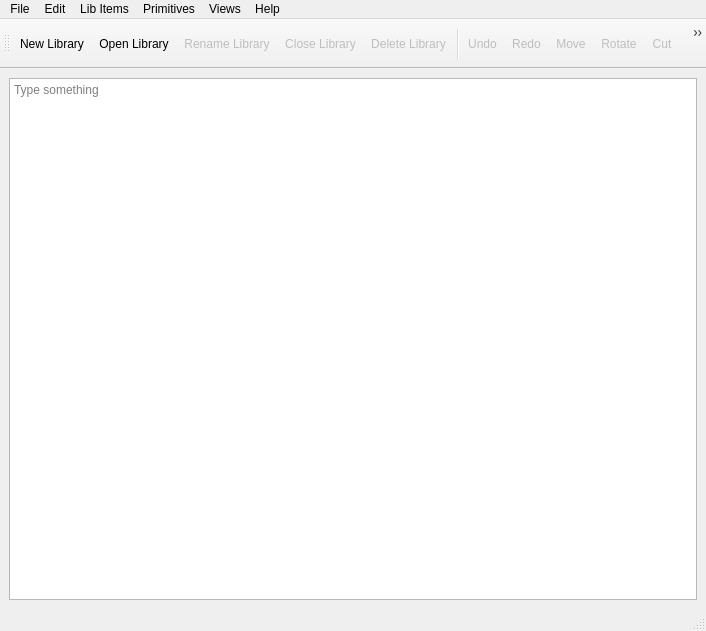
This is src/ui/libwindow.ui in sonicsmooth/eellamaqt as Qt 5 draws it before an edit. The edited form follows.
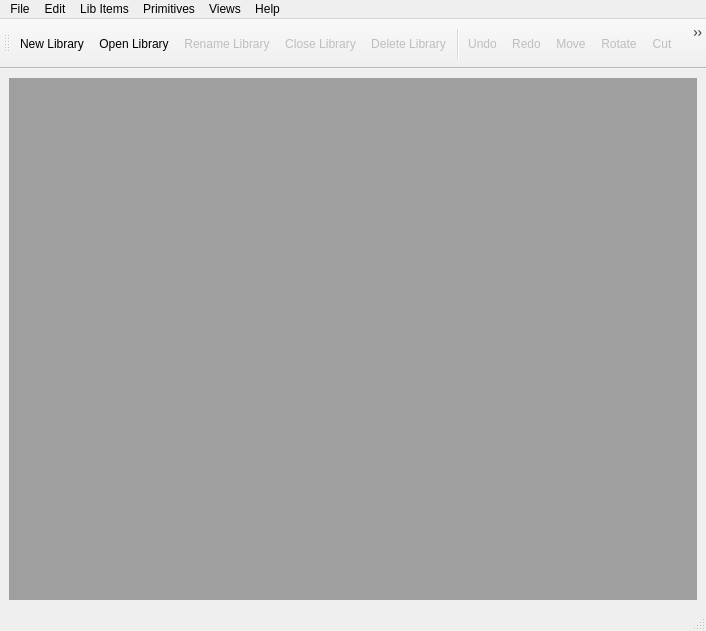
This is the edited form. Icons and pictures are not drawn.

Diff of the .ui file:
```diff
--- a/src/ui/libwindow.ui
+++ b/src/ui/libwindow.ui
@@ -21,11 +21,7 @@
     <item>
      <layout class="QVBoxLayout" name="verticalLayout">
       <item>
-       <widget class="QTextEdit" name="textEdit">
-        <property name="placeholderText">
-         <string>Type something</string>
-        </property>
-       </widget>
+       <widget class="QMdiArea" name="mdiArea"/>
       </item>
      </layout>
     </item>
```
